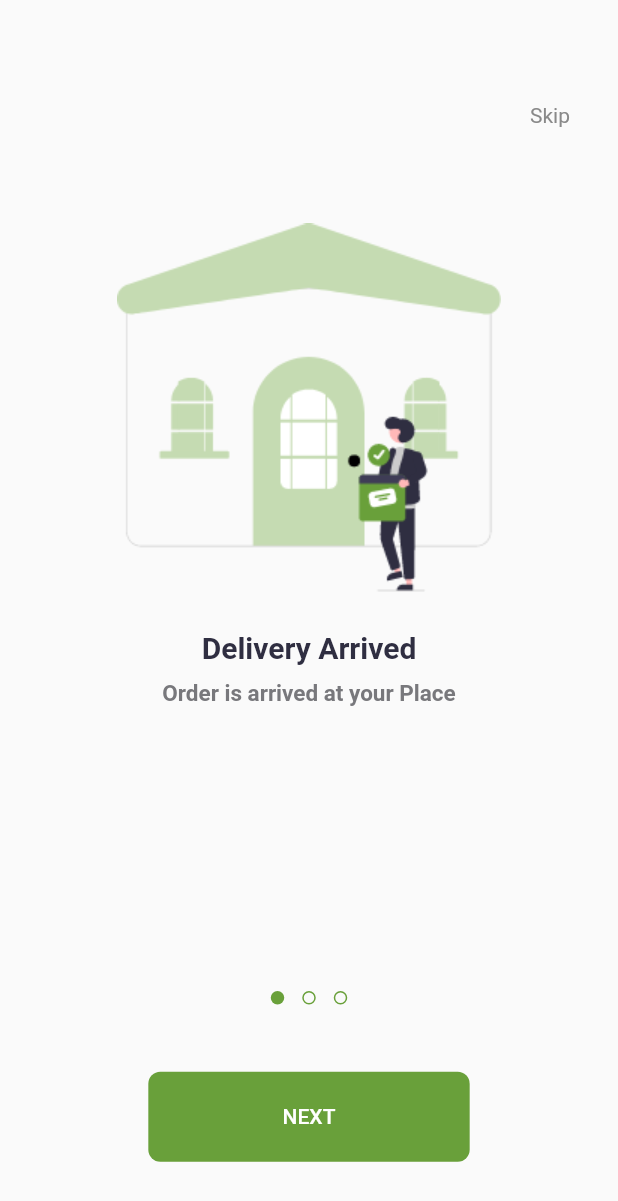
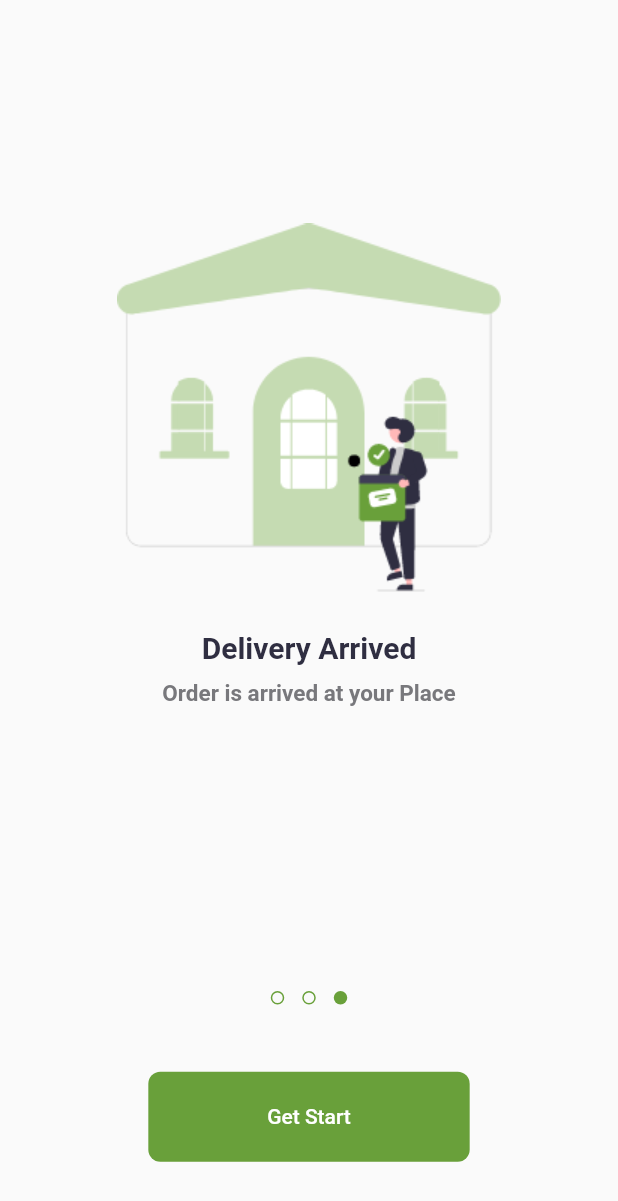
Before and after one commit to Ahmed-Allawy/Flutter_Projects, a Flutter app: the screen it shows after launch, swiped to page 3, on a phone screen of 412 x 824 dp. Shown: the top 1201 px of the screen. Run offline on Flutter 3.47's test engine with Material 2 defaults, Android fonts, the phone set to English and light mode, and no system bars; drawn by our look-alikes of dots_indicator; our stand-ins replace get; Roboto replaces fonts that are missing (Poppins).

Commit message:
on boarding screen

```diff
--- a/e_commerce/lib/features/on Boarding/presentation/widgets/custom_page_view.dart
+++ b/e_commerce/lib/features/on Boarding/presentation/widgets/custom_page_view.dart
@@ -1,14 +1,16 @@
+// ignore_for_file: must_be_immutable
+
 import 'package:flutter/material.dart';
 
 import 'page_view_item.dart';
 
 class CustomPageView extends StatelessWidget {
-  const CustomPageView({
-    Key? key,
-  }) : super(key: key);
+  CustomPageView({Key? key, @required this.pageController}) : super(key: key);
+  PageController? pageController;
   @override
   Widget build(BuildContext context) {
     return PageView(
+      controller: pageController,
       children: const [
         PageViewItem(
           image: 'assets/images/onboarding1.png',
--- a/e_commerce/lib/features/on Boarding/presentation/widgets/on_boarding_body.dart
+++ b/e_commerce/lib/features/on Boarding/presentation/widgets/on_boarding_body.dart
@@ -7,22 +7,38 @@ import 'package:e_commerce/core/widgets/custom_buttons.dart';
 import 'package:e_commerce/features/on%20Boarding/presentation/widgets/custom_page_view.dart';
 import 'package:flutter/material.dart';
 
-class OnBoardingViewBody extends StatelessWidget {
+class OnBoardingViewBody extends StatefulWidget {
   const OnBoardingViewBody({super.key});
+  @override
+  State<OnBoardingViewBody> createState() => _OnBoardingViewBodyState();
+}
+
+class _OnBoardingViewBodyState extends State<OnBoardingViewBody> {
+  PageController? pageController;
+  @override
+  void initState() {
+    pageController = PageController(initialPage: 0)
+      ..addListener(() {
+        setState(() {});
+      });
+    super.initState();
+  }
 
   @override
   Widget build(BuildContext context) {
     SizeConfig().init(context);
     return Stack(
       children: [
-        const CustomPageView(),
+        CustomPageView(
+          pageController: pageController,
+        ),
         Positioned(
             left: 0,
             right: 0,
             bottom: SizeConfig.defaultSize! * 15,
             child: DotsIndicator(
               dotsCount: 3,
-              position: 0,
+              position: pageController!.hasClients ? pageController!.page! : 0,
               decorator: const DotsDecorator(
                   color: Colors.transparent,
                   activeColor: kMainColor,
@@ -33,22 +49,31 @@ class OnBoardingViewBody extends StatelessWidget {
         Positioned(
           top: SizeConfig.defaultSize! * 7,
           right: 32,
+          child: Visibility(
+            visible: pageController!.hasClients
+                ? (pageController!.page == 2 ? false : true)
+                : true,
             child: const Text(
               'Skip',
               style: TextStyle(
                 fontFamily: 'Poppins',
                 fontSize: 14,
-              color: const Color(0xff898989),
+                color: Color(0xff898989),
               ),
               textAlign: TextAlign.left,
+            ),
           ),
         ),
         Positioned(
           bottom: SizeConfig.defaultSize! * 5,
           left: SizeConfig.defaultSize! * 10,
           right: SizeConfig.defaultSize! * 10,
-          child: const GeneralcustomButton(
-            text: 'NEXT',
+          child: GeneralcustomButton(
+            text: pageController!.hasClients
+                ? pageController!.page == 2
+                    ? 'Get Start'
+                    : 'Next'
+                : 'Next',
           ),
         ),
       ],
```
Lines whose indentation alone changed are shown as unchanged.
